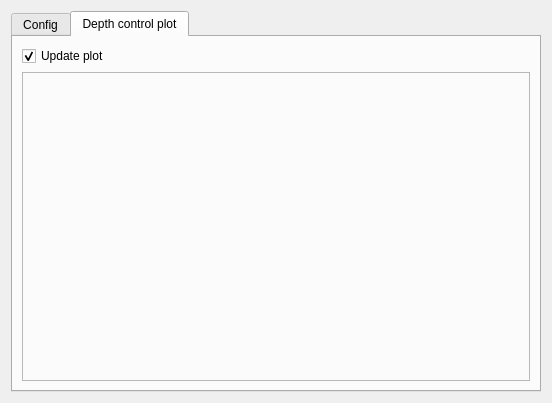
Old version of the form Hanse/Module_ThrusterControlLoop/tcl_form.ui in the repository iti-luebeck/HANSE2011.
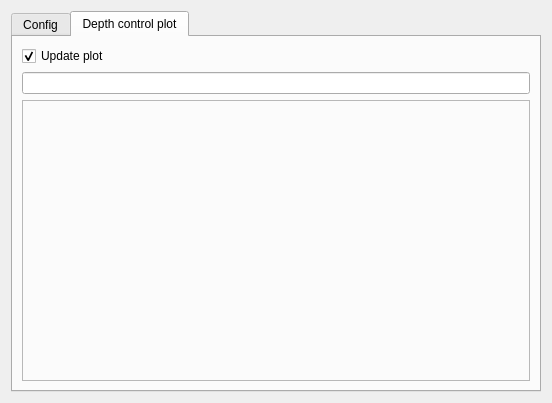
New version of the form.

Patch:
```diff
--- a/Hanse/Module_ThrusterControlLoop/tcl_form.ui
+++ b/Hanse/Module_ThrusterControlLoop/tcl_form.ui
@@ -128,6 +128,9 @@
          </property>
         </widget>
        </item>
+       <item>
+        <widget class="QLineEdit" name="elCnt"/>
+       </item>
        <item>
         <widget class="QFrame" name="frame">
          <property name="frameShape">
```
Left out of the diff: 1 changed line with no effect on the pictures.
